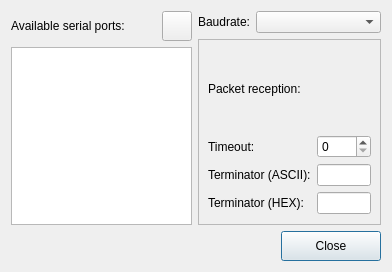
The window that dlgsetup.ui (alezz/serialsurveyor) describes before a commit, drawn with Qt 5.
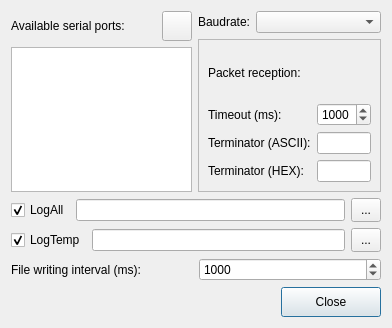
The same window after the commit. Icons and pictures are not drawn.

Commit message: quasi ok temp, rifare conv valore temp

Patch:
```diff
--- a/dlgsetup.ui
+++ b/dlgsetup.ui
@@ -7,7 +7,7 @@
     <x>0</x>
     <y>0</y>
     <width>392</width>
-    <height>272</height>
+    <height>328</height>
    </rect>
   </property>
   <property name="windowTitle">
@@ -95,7 +95,7 @@
             <item row="0" column="0">
              <widget class="QLabel" name="label">
               <property name="text">
-               <string>Timeout:</string>
+               <string>Timeout (ms):</string>
               </property>
              </widget>
             </item>
@@ -104,6 +104,9 @@
               <property name="maximum">
                <number>2000</number>
               </property>
+              <property name="value">
+               <number>1000</number>
+              </property>
              </widget>
             </item>
             <item row="1" column="0">
@@ -124,7 +127,11 @@
              </widget>
             </item>
             <item row="2" column="1">
-             <widget class="QLineEdit" name="editTermHex"/>
+             <widget class="QLineEdit" name="editTermHex">
+              <property name="text">
+               <string/>
+              </property>
+             </widget>
             </item>
            </layout>
           </item>
@@ -135,6 +142,90 @@
      </item>
     </layout>
    </item>
+   <item>
+    <layout class="QHBoxLayout" name="horizontalLayout_7">
+     <item>
+      <widget class="QCheckBox" name="checkLogAll">
+       <property name="text">
+        <string>LogAll</string>
+       </property>
+       <property name="checked">
+        <bool>true</bool>
+       </property>
+      </widget>
+     </item>
+     <item>
+      <widget class="QLineEdit" name="editLogAllFileName"/>
+     </item>
+     <item>
+      <widget class="QToolButton" name="btnBrowseLogAll">
+       <property name="minimumSize">
+        <size>
+         <width>30</width>
+         <height>24</height>
+        </size>
+       </property>
+       <property name="text">
+        <string>...</string>
+       </property>
+      </widget>
+     </item>
+    </layout>
+   </item>
+   <item>
+    <layout class="QHBoxLayout" name="horizontalLayout_6">
+     <item>
+      <widget class="QCheckBox" name="checkLogTemp">
+       <property name="text">
+        <string>LogTemp</string>
+       </property>
+       <property name="checked">
+        <bool>true</bool>
+       </property>
+      </widget>
+     </item>
+     <item>
+      <widget class="QLineEdit" name="editLogTempFileName"/>
+     </item>
+     <item>
+      <widget class="QToolButton" name="btnBrowseLogTemp">
+       <property name="minimumSize">
+        <size>
+         <width>30</width>
+         <height>24</height>
+        </size>
+       </property>
+       <property name="text">
+        <string>...</string>
+       </property>
+      </widget>
+     </item>
+    </layout>
+   </item>
+   <item>
+    <layout class="QHBoxLayout" name="horizontalLayout_5">
+     <item>
+      <widget class="QLabel" name="label_7">
+       <property name="text">
+        <string>File writing interval (ms):</string>
+       </property>
+      </widget>
+     </item>
+     <item>
+      <widget class="QSpinBox" name="spinLogWriteInterval">
+       <property name="minimum">
+        <number>100</number>
+       </property>
+       <property name="maximum">
+        <number>10000</number>
+       </property>
+       <property name="value">
+        <number>1000</number>
+       </property>
+      </widget>
+     </item>
+    </layout>
+   </item>
    <item>
     <layout class="QHBoxLayout" name="horizontalLayout_4">
      <item>
```
The commit also changes 9 other files.
